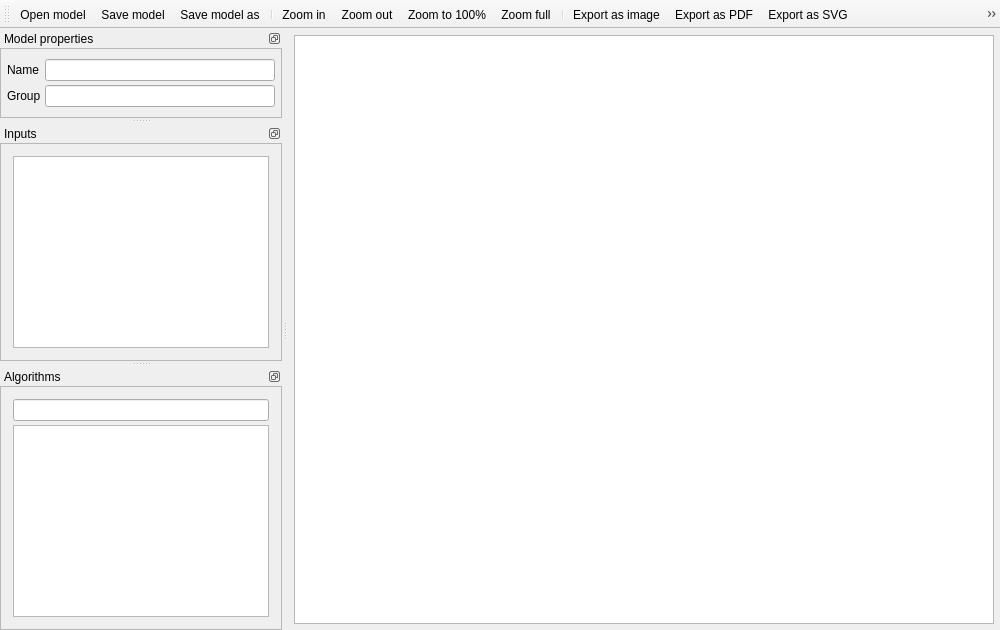
qgis/QGIS, file python/plugins/processing/ui/DlgModeler.ui: the form before one commit.
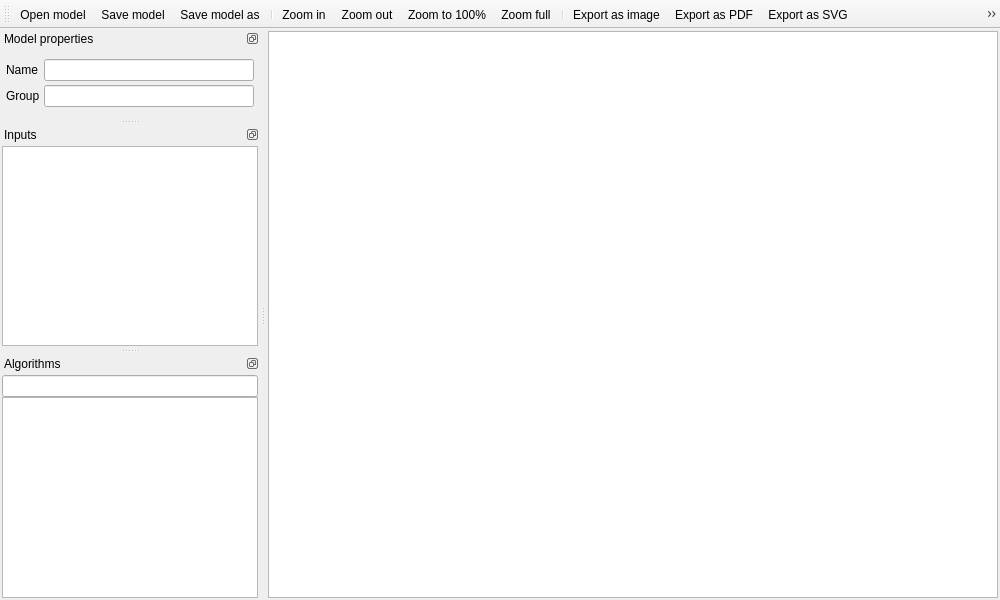
The form after the commit. Icons and pictures are not drawn. Custom widgets are drawn as their Qt base class.

Commit message: [processing] Adjust margins, frame style in modeller to match main window style

What changed in the file:
```diff
--- a/python/plugins/processing/ui/DlgModeler.ui
+++ b/python/plugins/processing/ui/DlgModeler.ui
@@ -19,7 +19,7 @@
      <number>3</number>
     </property>
     <property name="margin">
-     <number>6</number>
+     <number>2</number>
     </property>
     <item>
      <widget class="QGraphicsView" name="view"/>
@@ -55,7 +55,7 @@
        <enum>Qt::WheelFocus</enum>
       </property>
       <property name="frameShape">
-       <enum>QFrame::StyledPanel</enum>
+       <enum>QFrame::NoFrame</enum>
       </property>
       <property name="frameShadow">
        <enum>QFrame::Plain</enum>
@@ -149,7 +149,7 @@
        <enum>Qt::WheelFocus</enum>
       </property>
       <property name="frameShape">
-       <enum>QFrame::StyledPanel</enum>
+       <enum>QFrame::NoFrame</enum>
       </property>
       <property name="frameShadow">
        <enum>QFrame::Plain</enum>
@@ -171,7 +171,7 @@
          <number>4</number>
         </property>
         <property name="margin">
-         <number>6</number>
+         <number>2</number>
         </property>
         <item>
          <layout class="QVBoxLayout" name="verticalLayout_4">
@@ -179,7 +179,7 @@
            <number>4</number>
           </property>
           <property name="margin">
-           <number>6</number>
+           <number>0</number>
           </property>
           <item>
            <widget class="QTreeWidget" name="inputsTree">
@@ -233,7 +233,7 @@
        <enum>Qt::WheelFocus</enum>
       </property>
       <property name="frameShape">
-       <enum>QFrame::StyledPanel</enum>
+       <enum>QFrame::NoFrame</enum>
       </property>
       <property name="frameShadow">
        <enum>QFrame::Plain</enum>
@@ -252,18 +252,18 @@
        </property>
        <layout class="QVBoxLayout" name="verticalLayout_5">
         <property name="spacing">
-         <number>4</number>
+         <number>0</number>
         </property>
         <property name="margin">
-         <number>6</number>
+         <number>2</number>
         </property>
         <item>
          <layout class="QVBoxLayout" name="verticalLayout_6">
           <property name="spacing">
-           <number>4</number>
+           <number>0</number>
           </property>
           <property name="margin">
-           <number>6</number>
+           <number>0</number>
           </property>
           <item>
            <widget class="QgsFilterLineEdit" name="searchBox">
```
Left out of the diff: 2 changed lines with no effect on the pictures.
